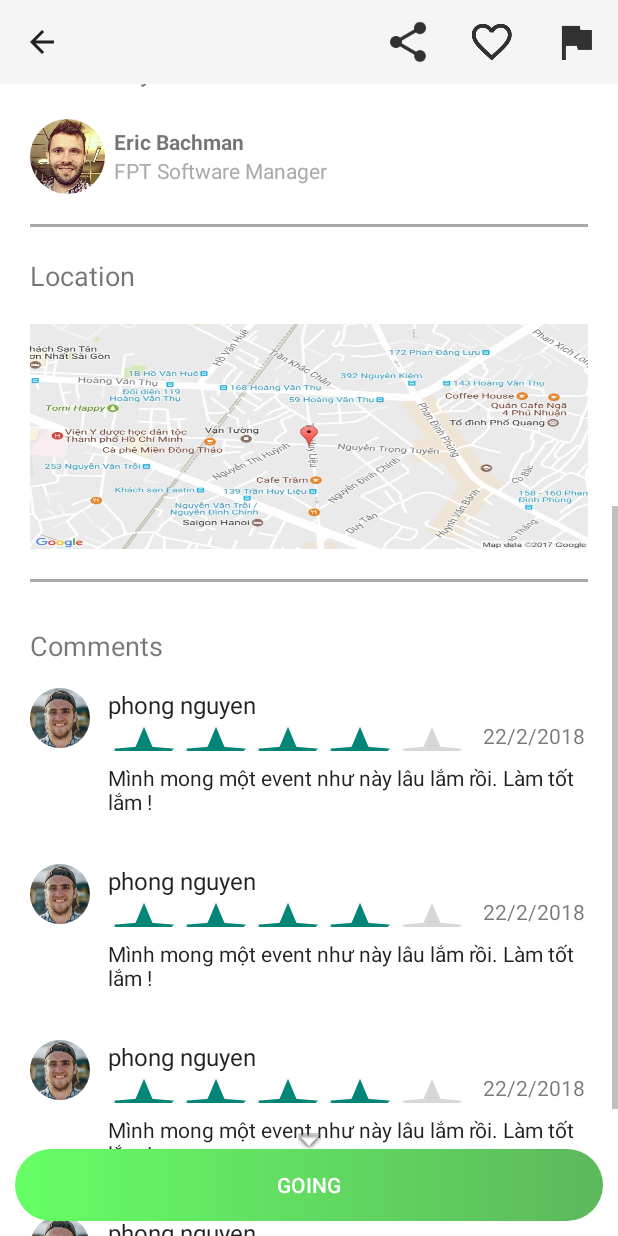
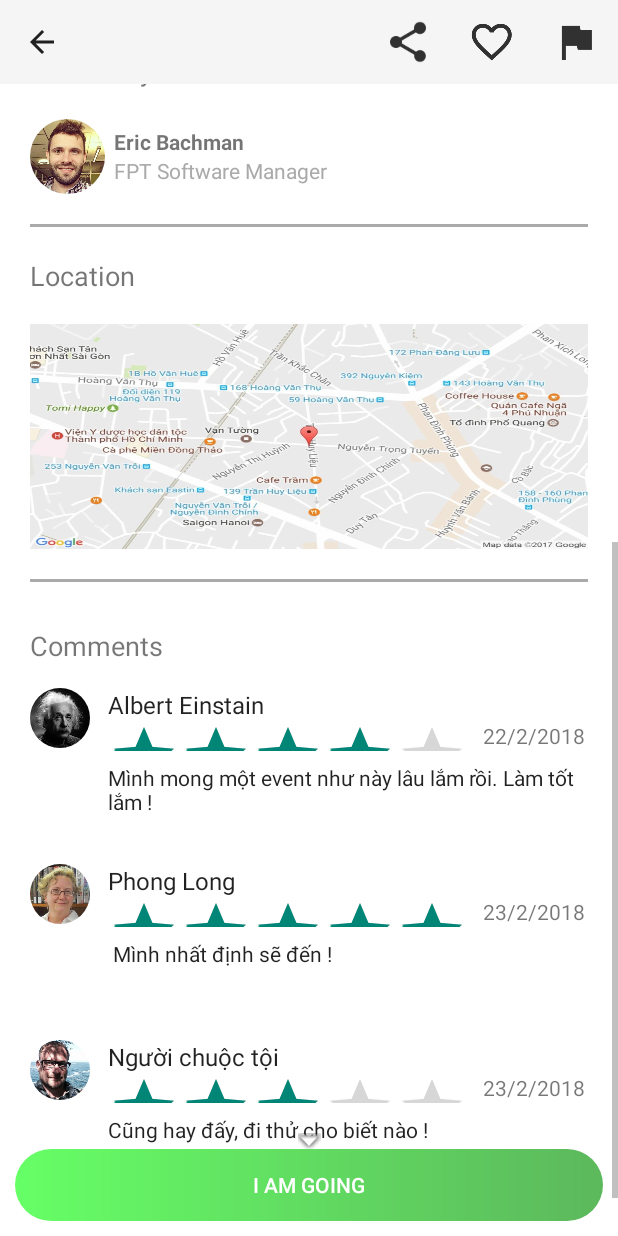
Before and after one commit to ziggy192/Coffriend, an Android app: the HostDetailActivity screen opened directly, with no data from a screen before it, scrolled down 537 dp, on a phone screen of 412 x 824 dp. Run offline under Robolectric (Android 15) with nearby library versions, the phone set to English and light mode, and no system bars; our stand-ins replace ButterKnife, CircleImageView, Picasso; plain views replace MaterialRatingBar; pictures from the network do not load.

Commit message:
Add dummy comments and change Going -> Iamgoing

```diff
--- a/app/src/main/java/com/ziggy/coffriend/HostDetailActivity.java
+++ b/app/src/main/java/com/ziggy/coffriend/HostDetailActivity.java
@@ -50,10 +50,9 @@ public class HostDetailActivity extends AppCompatActivity {
 
         final ScrollView sv = findViewById(R.id.svMain);
         ArrayList<CommentModel> commentModels = new ArrayList<>();
-        commentModels.add(new CommentModel(R.drawable.user, "phong nguyen", "22/2/2018", 4, "Mình mong một event như này lâu lắm rồi. Làm tốt lắm !"));
-        commentModels.add(new CommentModel(R.drawable.user, "phong nguyen", "22/2/2018", 4, "Mình mong một event như này lâu lắm rồi. Làm tốt lắm !"));
-        commentModels.add(new CommentModel(R.drawable.user, "phong nguyen", "22/2/2018", 4, "Mình mong một event như này lâu lắm rồi. Làm tốt lắm !"));
-        commentModels.add(new CommentModel(R.drawable.user, "phong nguyen", "22/2/2018", 4, "Mình mong một event như này lâu lắm rồi. Làm tốt lắm !"));
+        commentModels.add(new CommentModel(R.drawable.einstain, "Albert Einstain", "22/2/2018", 4, "Mình mong một event như này lâu lắm rồi. Làm tốt lắm !"));
+        commentModels.add(new CommentModel(R.drawable.user2, "Phong Long", "23/2/2018", 5, " Mình nhất định sẽ đến !"));
+        commentModels.add(new CommentModel(R.drawable.profile_360x360, "Người chuộc tội", "23/2/2018", 3, "Cũng hay đấy, đi thử cho biết nào !"));
 
         rvComments.setAdapter(new CommentAdatper(commentModels));
         rvComments.setLayoutManager(new LinearLayoutManager(this));
@@ -128,7 +127,7 @@ public class HostDetailActivity extends AppCompatActivity {
             btnGo.setText("Cancel");
             btnGo.setBackgroundResource(R.drawable.button_cancle_going_background);
         } else {
-            btnGo.setText("going");
+            btnGo.setText("I am going");
             btnGo.setBackgroundResource(R.drawable.button_going_background);
         }
 
--- a/app/src/main/java/com/ziggy/coffriend/ReportActivity.java
+++ b/app/src/main/java/com/ziggy/coffriend/ReportActivity.java
@@ -19,7 +19,7 @@ public class ReportActivity extends AppCompatActivity {
     protected void onCreate(Bundle savedInstanceState) {
         super.onCreate(savedInstanceState);
         setContentView(R.layout.activity_report);
-        getSupportActionBar().setTitle("Report");
+        getSupportActionBar().setTitle("Feedback");
         getSupportActionBar().setDisplayHomeAsUpEnabled(true);
 
         Spinner reportType = findViewById(R.id.spinnerReport);
--- a/app/src/main/res/layout/activity_host_detail.xml
+++ b/app/src/main/res/layout/activity_host_detail.xml
@@ -257,7 +257,7 @@
             android:id="@+id/btnGo"
             android:textColor="@color/white"
             android:onClick="clickGoing"
-            android:text="going"
+            android:text="I am going"
             android:layout_below="@+id/arrowDown"
             android:background="@drawable/button_going_background"/>
 
```
Also changed, not shown: app/src/main/res/drawable/einstain.jpg (added), app/src/main/res/drawable/profile_360x360.jpg (added), app/src/main/res/drawable/user2.jpg (added).
